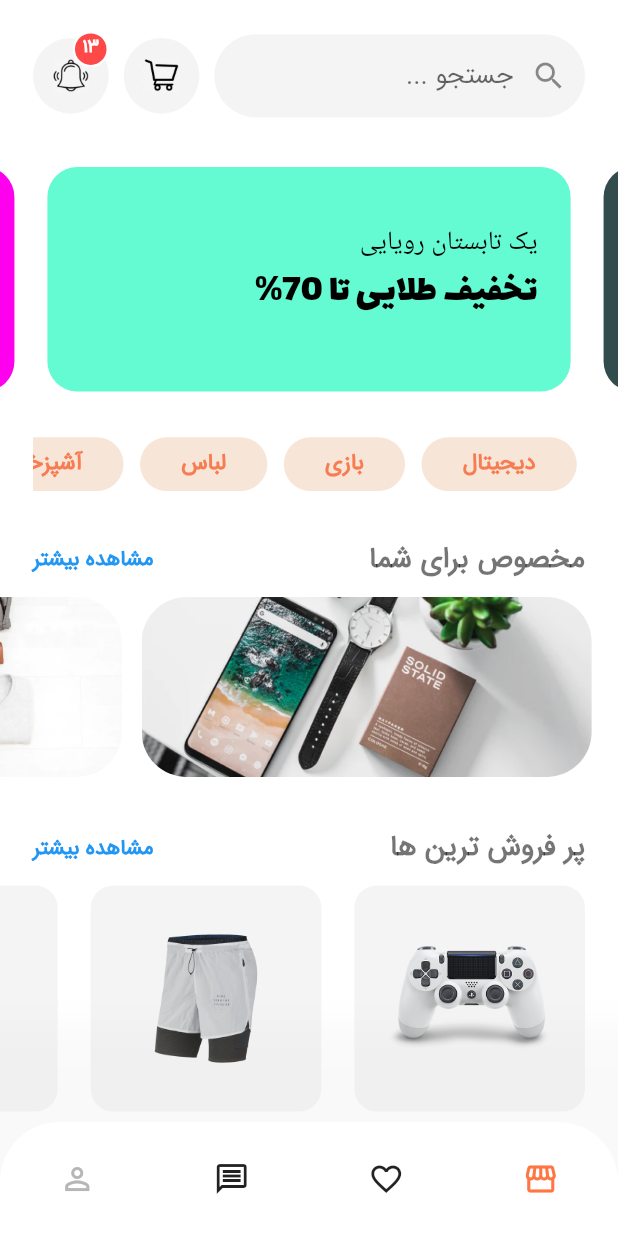
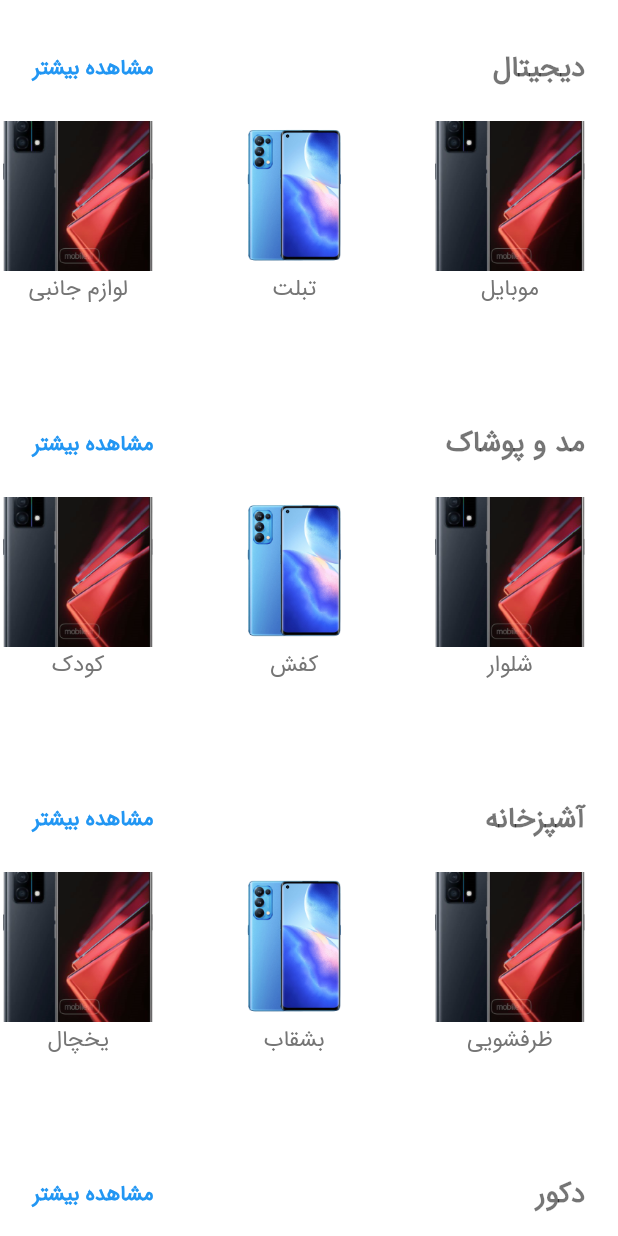
Before and after one commit to KamranGhazi72/rangobooy_flutter, a Flutter app: the HomeScreen screen opened by its route, after a tap on the "message" icon, on a phone screen of 412 x 824 dp. Run offline on Flutter 3.47's test engine with Material 2 defaults, Android fonts, the phone set to English and light mode, and no system bars; drawn by our look-alikes of carousel_slider.

Commit message:
Category Page Commit

```diff
--- a/lib/components/coustom_bottom_nav_bar.dart
+++ b/lib/components/coustom_bottom_nav_bar.dart
@@ -1,6 +1,7 @@
 import 'package:flutter/material.dart';
 import 'package:rangobooy/constants.dart';
 import 'package:rangobooy/enums.dart';
+import 'package:rangobooy/screens/category/category_screen.dart';
 import 'package:rangobooy/screens/home/home_screen.dart';
 // import 'package:shop_app/screens/profile/profile_screen.dart';
 
@@ -53,7 +54,9 @@ class CustomBottomNavBar extends StatelessWidget {
               ),
               IconButton(
                 icon: Icon(Icons.message_outlined),
-                onPressed: () {},
+                onPressed: () {
+                  Navigator.pushNamed(context, CategoryScreen.routeName);
+                },
               ),
               IconButton(
                   icon: Icon(
--- a/lib/models/main_category_model.dart
+++ b/lib/models/main_category_model.dart
@@ -1,16 +1,111 @@
 class MainCategories {
-  String icon;
+  List<String> imgSubCat;
+  List<String> nameSubCat;
   String title;
 
-  MainCategories({this.icon, this.title});
+  MainCategories({this.imgSubCat, this.nameSubCat, this.title});
 }
 
 List<MainCategories> categories = [
-  MainCategories(icon: 'compare_sharp', title: 'دیجیتال'),
-  MainCategories(icon: 'videogame_asset_outlined', title: 'بازی'),
-  MainCategories(icon: 'hdr_weak_rounded', title: 'لباس'),
-  MainCategories(icon: 'kitchen', title: 'آشپزخانه'),
-  MainCategories(icon: 'design_services_outlined', title: 'دکور'),
-  MainCategories(icon: 'weekend_outlined', title: 'جواهرات'),
-  MainCategories(icon: 'face_retouching_natural', title: 'آرایشی'),
+  MainCategories(title: 'دیجیتال', nameSubCat: [
+    'موبایل',
+    'تبلت',
+    'لوازم جانبی',
+    'کنسول بازی',
+    'اسپیکر'
+  ], imgSubCat: [
+    'assets/images/mobile1.png',
+    'assets/images/mobile2.png',
+    'assets/images/mobile1.png',
+    'assets/images/mobile1.png',
+    'assets/images/mobile2.png'
+  ]),
+  MainCategories(title: 'مد و پوشاک', nameSubCat: [
+    'شلوار',
+    'کفش',
+    'کودک',
+    'زنانه',
+    'مردانه'
+  ], imgSubCat: [
+    'assets/images/mobile1.png',
+    'assets/images/mobile2.png',
+    'assets/images/mobile1.png',
+    'assets/images/mobile1.png',
+    'assets/images/mobile2.png'
+  ]),
+  MainCategories(title: 'آشپزخانه', nameSubCat: [
+    'ظرفشویی',
+    'بشقاب',
+    'یخچال',
+    'لباس شویی'
+  ], imgSubCat: [
+    'assets/images/mobile1.png',
+    'assets/images/mobile2.png',
+    'assets/images/mobile1.png',
+    'assets/images/mobile1.png',
+    'assets/images/mobile2.png'
+  ]),
+  MainCategories(title: 'دکور', nameSubCat: [
+    'گلدان',
+    'مجسمه',
+    'کمد',
+    'مبل',
+    'آباژور'
+  ], imgSubCat: [
+    'assets/images/mobile1.png',
+    'assets/images/mobile2.png',
+    'assets/images/mobile1.png',
+    'assets/images/mobile1.png',
+    'assets/images/mobile2.png'
+  ]),
+  MainCategories(title: 'جواهرات', nameSubCat: [
+    'انگشتر',
+    'گردنبند',
+    'نقره',
+    'اکسسوری',
+    'طلا'
+  ], imgSubCat: [
+    'assets/images/mobile1.png',
+    'assets/images/mobile2.png',
+    'assets/images/mobile1.png',
+    'assets/images/mobile1.png',
+    'assets/images/mobile2.png'
+  ]),
+  MainCategories(title: 'زیبایی و سلامت', nameSubCat: [
+    'لوازم آرایشی',
+    'لوازم شخصی',
+    'لوازم بهداشتی',
+    'ابزار سلامت',
+    'ادکلون'
+  ], imgSubCat: [
+    'assets/images/mobile1.png',
+    'assets/images/mobile2.png',
+    'assets/images/mobile1.png',
+    'assets/images/mobile1.png',
+    'assets/images/mobile2.png'
+  ]),
 ];
+
+List<MainCategories> subCategory = [
+  MainCategories(
+      title: 'دیجیتال',
+      nameSubCat: ['موبایل', 'تبلت', 'لوازم جانبی', 'کنسول بازی', 'اسپیکر']),
+  MainCategories(
+      title: 'مد و پوشاک',
+      nameSubCat: ['شلوار', 'کفش', 'کودک', 'زنانه', 'مردانه']),
+  MainCategories(
+      title: 'آشپزخانه',
+      nameSubCat: ['ظرفشویی', 'بشقاب', 'یخچال', 'لباس شویی']),
+  MainCategories(
+      title: 'دکور', nameSubCat: ['گلدان', 'مجسمه', 'کمد', 'مبل', 'آباژور']),
+  MainCategories(
+      title: 'جواهرات',
+      nameSubCat: ['انگشتر', 'گردنبند', 'نقره', 'اکسسوری', 'طلا']),
+  MainCategories(title: 'زیبایی و سلامت', nameSubCat: [
+    'لوازم آرایشی',
+    'لوازم شخصی',
+    'لوازم بهداشتی',
+    'ابزار سلامت',
+    'ادکلون'
+  ]),
+];
--- a/lib/routes.dart
+++ b/lib/routes.dart
@@ -1,5 +1,6 @@
 import 'package:flutter/widgets.dart';
 import 'package:rangobooy/screens/cart/cart_screen.dart';
+import 'package:rangobooy/screens/category/category_screen.dart';
 import 'package:rangobooy/screens/details/details_screen.dart';
 import 'package:rangobooy/screens/home/home_screen.dart';
 
@@ -29,5 +30,6 @@ final Map<String, WidgetBuilder> routes = {
   HomeScreen.routeName: (context) => HomeScreen(),
   DetailsScreen.routeName: (context) => DetailsScreen(),
   CartScreen.routeName: (context) => CartScreen(),
+  CategoryScreen.routeName: (context) => CategoryScreen(),
   // ProfileScreen.routeName: (context) => ProfileScreen(),
 };
--- /dev/null
+++ b/lib/screens/category/category_screen.dart
@@ -0,0 +1,12 @@
+import 'package:flutter/material.dart';
+import 'package:rangobooy/screens/category/components/body.dart';
+
+class CategoryScreen extends StatelessWidget {
+  static String routeName = "/category";
+  @override
+  Widget build(BuildContext context) {
+    return Scaffold(
+      body: Body(),
+    );
+  }
+}
--- /dev/null
+++ b/lib/screens/category/components/body.dart
@@ -0,0 +1,19 @@
+import 'package:flutter/material.dart';
+import 'package:rangobooy/screens/category/components/categories_listview.dart';
+import 'package:rangobooy/size_config.dart';
+
+class Body extends StatelessWidget {
+  @override
+  Widget build(BuildContext context) {
+    return SafeArea(
+      child: SingleChildScrollView(
+          child: Column(
+        children: [
+          SizedBox(height: getProportionateScreenHeight(20)),
+          CategoriesListView(),
+          SizedBox(height: getProportionateScreenHeight(60)),
+        ],
+      )),
+    );
+  }
+}
--- /dev/null
+++ b/lib/screens/category/components/cat_product_listview.dart
@@ -0,0 +1,24 @@
+import 'package:flutter/material.dart';
+
+class CatProductListView extends StatelessWidget {
+  final String subCatName;
+  final String subCatImg;
+
+  const CatProductListView(
+      {Key key, @required this.subCatName, @required this.subCatImg})
+      : super(key: key);
+  @override
+  Widget build(BuildContext context) {
+    return Column(
+      children: [
+        Image(
+          image: AssetImage(subCatImg),
+          fit: BoxFit.cover,
+          width: 100,
+          height: 100,
+        ),
+        Text(subCatName)
+      ],
+    );
+  }
+}
--- /dev/null
+++ b/lib/screens/category/components/categories_listview.dart
@@ -0,0 +1,64 @@
+import 'package:flutter/material.dart';
+import 'package:rangobooy/models/main_category_model.dart';
+import 'package:rangobooy/screens/category/components/cat_product_listview.dart';
+import 'package:rangobooy/size_config.dart';
+
+class CategoriesListView extends StatelessWidget {
+  @override
+  Widget build(BuildContext context) {
+    return Container(
+      height: MediaQuery.of(context).size.height,
+      child: ListView.builder(
+        scrollDirection: Axis.vertical,
+        shrinkWrap: true,
+        itemCount: categories.length,
+        itemBuilder: (context, index) {
+          return Column(children: [
+            Padding(
+              padding: EdgeInsets.symmetric(
+                  horizontal: getProportionateScreenWidth(20),
+                  vertical: getProportionateScreenHeight(10)),
+              child: Row(
+                mainAxisAlignment: MainAxisAlignment.spaceBetween,
+                children: [
+                  Text(categories[index].title,
+                      style: TextStyle(
+                          color: Colors.black54,
+                          fontSize: 19,
+                          fontWeight: FontWeight.bold)),
+                  Text('مشاهده بیشتر',
+                      style: TextStyle(
+                          color: Colors.blue,
+                          fontSize: 14,
+                          fontWeight: FontWeight.bold))
+                ],
+              ),
+            ),
+            Container(
+              height: 200,
+              child: ListView.builder(
+                scrollDirection: Axis.horizontal,
+                shrinkWrap: true,
+                itemCount: categories[index].nameSubCat.length,
+                itemBuilder: (context, indexSub) {
+                  return Column(
+                    children: [
+                      Padding(
+                        padding: EdgeInsets.symmetric(
+                            horizontal: getProportionateScreenWidth(20),
+                            vertical: getProportionateScreenHeight(10)),
+                        child: CatProductListView(
+                            subCatName: categories[index].nameSubCat[indexSub],
+                            subCatImg: categories[index].imgSubCat[indexSub]),
+                      ),
+                    ],
+                  );
+                },
+              ),
+            ),
+          ]);
+        },
+      ),
+    );
+  }
+}
--- /dev/null
+++ b/lib/screens/category_product/components/body.dart
@@ -0,0 +1,8 @@
+import 'package:flutter/material.dart';
+
+class Body extends StatelessWidget {
+  @override
+  Widget build(BuildContext context) {
+    return Container();
+  }
+}
--- /dev/null
+++ b/lib/screens/category_product/product_category_screen.dart
@@ -0,0 +1,11 @@
+import 'package:flutter/material.dart';
+import 'package:rangobooy/screens/category_product/components/body.dart';
+
+class ProductCategoryScreen extends StatelessWidget {
+  @override
+  Widget build(BuildContext context) {
+    return Scaffold(
+      body: Body(),
+    );
+  }
+}
```
Also changed, not shown: assets/images/mobile1.png (added), assets/images/mobile2.png (added), lib/models/sub_category.dart (added).
